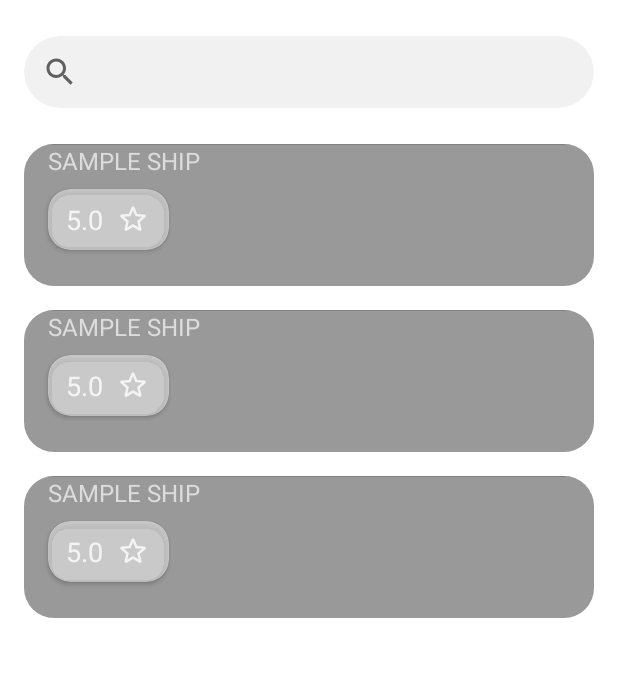
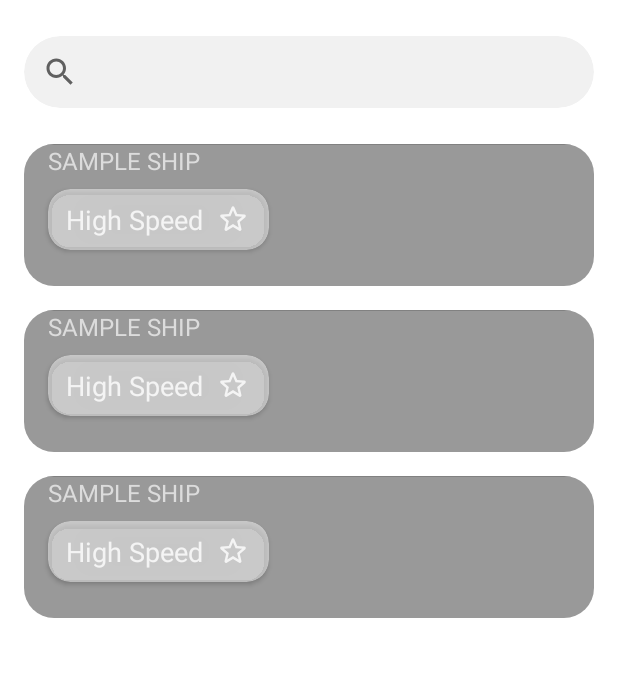
Before and after one commit to SamoraMachel/Ships-Android-App, an Android app: the layout fragment_home.xml on its own in the app's theme, with its tools: preview values and no code run, on a phone screen of 412 x 824 dp, the part 210-887 px from its top. Run offline under Robolectric (Android 15) with nearby library versions, the phone set to English and light mode, and no system bars.

```diff
--- a/app/build.gradle
+++ b/app/build.gradle
@@ -32,6 +32,9 @@ android {
     }
 }
 
+
+
+
 dependencies {
 
     implementation 'androidx.core:core-ktx:1.7.0'
@@ -61,4 +64,7 @@ dependencies {
     implementation 'com.google.dagger:dagger:2.28.3'
     kapt 'com.google.dagger:dagger-compiler:2.28.3'
 
+    // glide library
+    implementation "com.github.bumptech.glide:glide:4.12.0"
+
 }
--- a/app/src/main/java/com/example/cruisebookingapp/data/network/ServiceBuilder.kt
+++ b/app/src/main/java/com/example/cruisebookingapp/data/network/ServiceBuilder.kt
@@ -2,11 +2,10 @@ package com.example.cruisebookingapp.data.network
 
 import com.example.cruisebookingapp.API_BASE_URL
 import retrofit2.Retrofit
+import retrofit2.converter.gson.GsonConverterFactory
 
 class ServiceBuilder<T> {
     fun buildService(serviceType : Class<T> ) : T {
-
-
         val retrofit : Retrofit = Retrofit.Builder()
             .baseUrl(API_BASE_URL)
             .addConverterFactory(GsonConverterFactory.create())
--- a/app/src/main/res/layout/fragment_home.xml
+++ b/app/src/main/res/layout/fragment_home.xml
@@ -88,6 +88,7 @@
         </androidx.cardview.widget.CardView>
 
         <androidx.recyclerview.widget.RecyclerView
+            android:id="@+id/shipRecyclerView"
             android:layout_width="match_parent"
             android:layout_height="match_parent"
             android:layout_marginStart="8dp"
--- a/app/src/main/res/layout/ship_card.xml
+++ b/app/src/main/res/layout/ship_card.xml
@@ -21,7 +21,7 @@
         app:layout_constraintTop_toTopOf="parent">
 
         <ImageView
-            android:id="@+id/imageView3"
+            android:id="@+id/shipImage"
             android:layout_width="match_parent"
             android:layout_height="wrap_content"
             android:scaleType="centerCrop"
@@ -33,7 +33,7 @@
             android:background="#66000000">
 
             <TextView
-                android:id="@+id/textView4"
+                android:id="@+id/shipName"
                 android:layout_width="0dp"
                 android:layout_height="wrap_content"
                 android:layout_marginStart="16dp"
@@ -56,7 +56,7 @@
                 app:cardBackgroundColor="#80FAFAFA"
                 app:cardCornerRadius="15dp"
                 app:layout_constraintBottom_toBottomOf="parent"
-                app:layout_constraintStart_toStartOf="@+id/textView4">
+                app:layout_constraintStart_toStartOf="@+id/shipName">
 
                 <LinearLayout
                     android:layout_width="match_parent"
@@ -64,7 +64,7 @@
                     android:orientation="horizontal">
 
                     <TextView
-                        android:id="@+id/textView6"
+                        android:id="@+id/shipType"
                         android:layout_width="wrap_content"
                         android:layout_height="wrap_content"
                         android:layout_gravity="center"
@@ -74,7 +74,7 @@
                         android:layout_marginBottom="8dp"
                         android:layout_weight="1"
                         android:gravity="end"
-                        android:text="5.0"
+                        android:text="High Speed"
                         android:textColor="#CCFFFFFF"
                         android:textSize="18sp" />
 
--- /dev/null
+++ b/app/src/main/res/values/integer.xml
@@ -0,0 +1,5 @@
+<?xml version="1.0" encoding="utf-8"?>
+<resources>
+    <integer name="home_grid_span">2</integer>
+
+</resources>
--- a/app/src/main/res/values/strings.xml
+++ b/app/src/main/res/values/strings.xml
@@ -2,4 +2,6 @@
     <string name="app_name">CruiseBookingApp</string>
     <!-- TODO: Remove or change this placeholder text -->
     <string name="hello_blank_fragment">Hello blank fragment</string>
+
+
 </resources>
```
Also changed, not shown: app/src/main/java/com/example/cruisebookingapp/data/repository/ShipRepository.kt (added, +34 -0 lines), app/src/main/java/com/example/cruisebookingapp/ui/HomeFragment.kt (+14 -2 lines), app/src/main/java/com/example/cruisebookingapp/ui/adapter/HomeFragmentAdapter.kt (added, +45 -0 lines), app/src/main/java/com/example/cruisebookingapp/ui/viewmodel/HomeFragmentViewModel.kt (+7 -1 lines).
